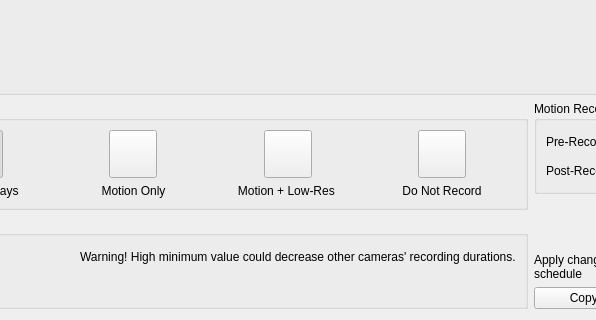
Qt form client/src/ui/widgets/properties/camera_schedule_widget.ui (networkoptix/nx_open) before a commit; both pictures show x 272 to 868 and y 280 to 600 of the 980 by 600 pixel window.
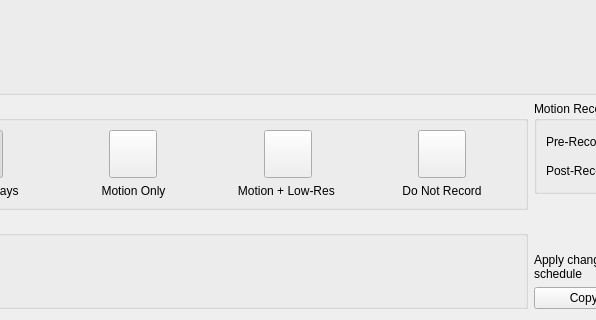
The same form after that commit. Custom widgets are drawn as their Qt base class.

Commit message:
VMS-632: Update all "camera" strings to IO MOdule where possible
business rules, camera schedule

<==== Mercurial data ====>
Branch: x_VMS-632_device_strings

Diff of the .ui file:
```diff
--- a/client/src/ui/widgets/properties/camera_schedule_widget.ui
+++ b/client/src/ui/widgets/properties/camera_schedule_widget.ui
@@ -464,7 +464,7 @@
             <item>
              <widget class="QLabel" name="minArchiveDaysWarningLabel">
               <property name="text">
-               <string>Warning! High minimum value could decrease other cameras' recording durations.</string>
+               <string notr="true">&lt;Warning! High minimum value could decrease other cameras' recording durations.&gt;</string>
               </property>
              </widget>
             </item>
```
Left out of the diff: 3 changed lines with no effect on the pictures. The commit also changes 7 other files.
